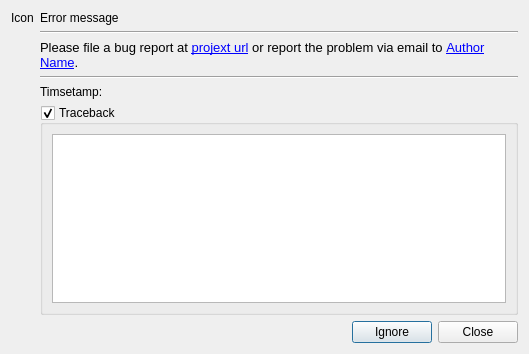
Above: gsdview/ui/exceptiondialog.ui from avalentino/gsdview before the change. Below: the same form after it.
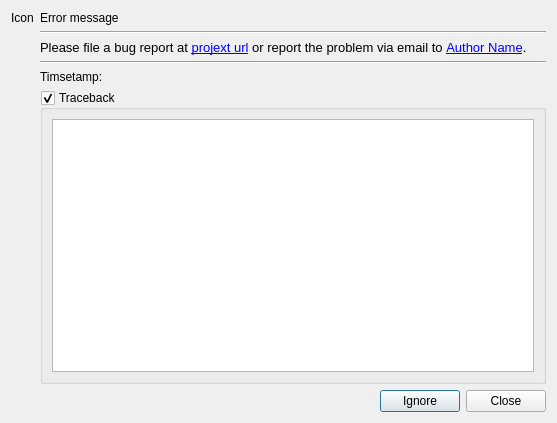
That is the form after the change.

Commit message: Improve exception dialog layout.

Diff of the .ui file:
```diff
--- a/gsdview/ui/exceptiondialog.ui
+++ b/gsdview/ui/exceptiondialog.ui
@@ -6,8 +6,8 @@
    <rect>
     <x>0</x>
     <y>0</y>
-    <width>529</width>
-    <height>354</height>
+    <width>557</width>
+    <height>423</height>
    </rect>
   </property>
   <property name="windowTitle">
```
Left out of the diff: 6 changed lines with no effect on the pictures.
